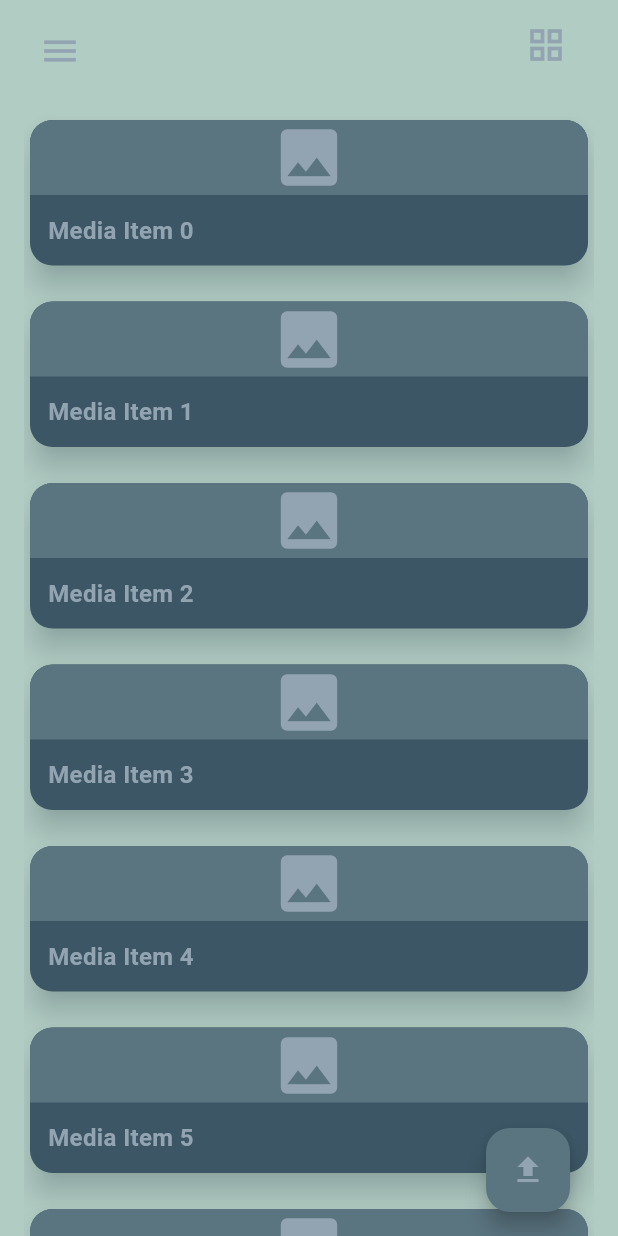
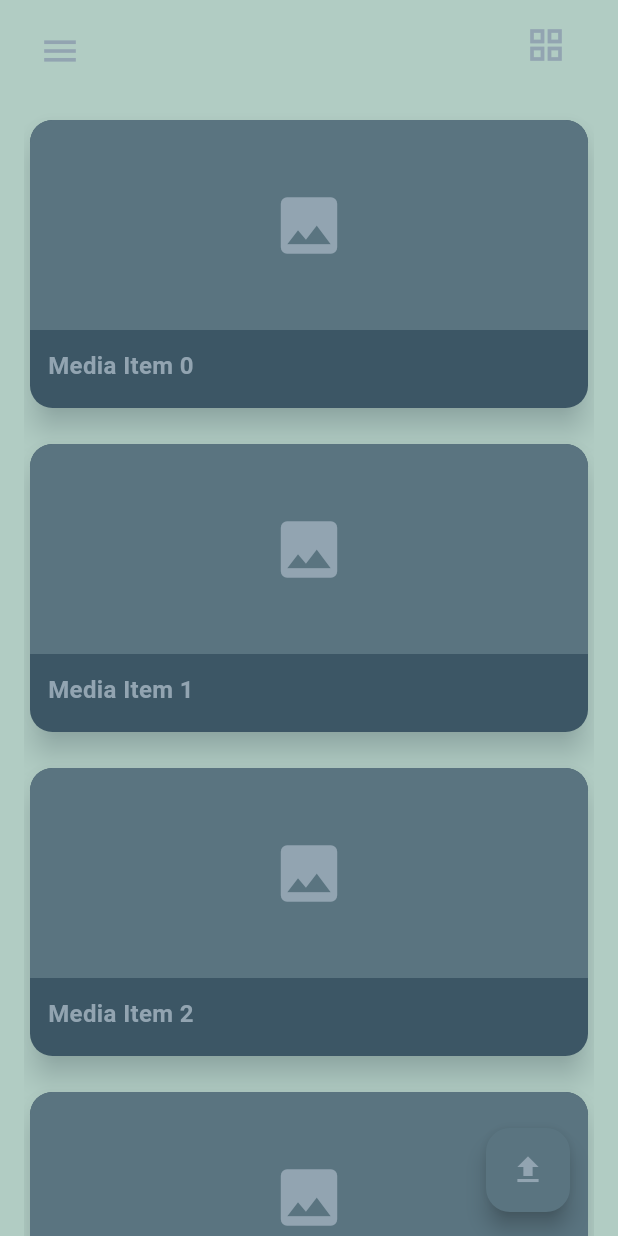
Before and after one commit to ujjawal3428/mediaserver1, a Flutter app: the screen it shows after launch, after a tap on the "list" icon, on a phone screen of 412 x 824 dp. Run offline on Flutter 3.47's test engine with Material 3 defaults, Android fonts, the light colour scheme and no system bars.

Commit message:
first commit

```diff
--- a/lib/widgets/home.dart
+++ b/lib/widgets/home.dart
@@ -7,7 +7,8 @@ class HomeScreen extends StatefulWidget {
   State<HomeScreen> createState() => _HomeScreenState();
 }
 
-class _HomeScreenState extends State<HomeScreen> with SingleTickerProviderStateMixin {
+class _HomeScreenState extends State<HomeScreen>
+    with SingleTickerProviderStateMixin {
   bool isGridView = true;
   bool isDrawerOpen = false;
 
@@ -119,7 +120,8 @@ class _HomeScreenState extends State<HomeScreen> with SingleTickerProviderStateM
         alignment: Alignment.centerLeft,
         child: AnimatedOpacity(
           duration: const Duration(milliseconds: 300),
-        opacity: (isDrawerOpen || isDesktop) ? 1.0 : 0.0, // Hide content properly
+          opacity:
+              (isDrawerOpen || isDesktop) ? 1.0 : 0.0, // Hide content properly
           child: OverflowBox(
             maxWidth: drawerWidth,
             child: Container(
@@ -150,7 +152,6 @@ class _HomeScreenState extends State<HomeScreen> with SingleTickerProviderStateM
       ),
     );
   }
-
 
   Widget _buildDrawerHeader() {
     return Container(
@@ -219,6 +220,8 @@ class _HomeScreenState extends State<HomeScreen> with SingleTickerProviderStateM
           crossAxisCount = 2;
         }
 
+        debugPrint("Building Media View: isGridView = $isGridView");
+
         return Padding(
             padding: const EdgeInsets.symmetric(horizontal: 16),
             child: isGridView
@@ -231,17 +234,23 @@ class _HomeScreenState extends State<HomeScreen> with SingleTickerProviderStateM
                       childAspectRatio: 0.8,
                     ),
                     itemCount: 10,
-                  itemBuilder: (context, index) => _buildMediaItem(index),
+                    itemBuilder: (context, index) {
+                      debugPrint("Rendering Grid Item: $index");
+                      return _buildMediaItem(index);
+                    },
                   )
                 : ListView.builder(
                     padding: const EdgeInsets.symmetric(vertical: 16),
                     itemCount: 10,
                     itemBuilder: (context, index) => Padding(
                       padding: const EdgeInsets.only(bottom: 16),
+                      child: SizedBox(
+                        // Constrain height
+                        height: 200, // Adjust this value as needed
                         child: _buildMediaItem(index),
                       ),
                     ),
-        );
+                  ));
       },
     );
   }
@@ -252,11 +261,14 @@ class _HomeScreenState extends State<HomeScreen> with SingleTickerProviderStateM
       elevation: 8,
       shape: RoundedRectangleBorder(borderRadius: BorderRadius.circular(15)),
       shadowColor: mediaTitleColor.withAlpha(128),
+      child: SizedBox(
+        height: 200, // Ensure a fixed height for each item
         child: Column(
           crossAxisAlignment: CrossAxisAlignment.start,
           children: [
-          Expanded(
-            child: Container(
+            Container(
+              // Remove Expanded to avoid flex issues
+              height: 140, // Define a specific height
               decoration: BoxDecoration(
                 color: mediaTitleColor,
                 borderRadius: const BorderRadius.only(
@@ -266,7 +278,6 @@ class _HomeScreenState extends State<HomeScreen> with SingleTickerProviderStateM
               ),
               child: Center(
                 child: Icon(Icons.image, size: 50, color: textColor),
-              ),
               ),
             ),
             Padding(
@@ -284,6 +295,7 @@ class _HomeScreenState extends State<HomeScreen> with SingleTickerProviderStateM
             ),
           ],
         ),
+      ),
     );
   }
 }
```
Lines whose indentation alone changed are shown as unchanged.
